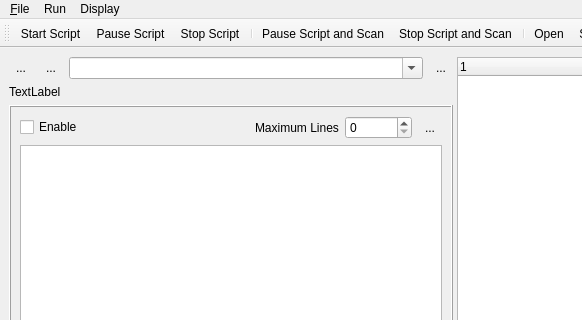
Old version of the form ui/Scripting.ui in the repository MonroeQuantumNetworks/IonControl; both pictures show x 0 to 582 and y 0 to 320 of the 823 by 688 pixel window.
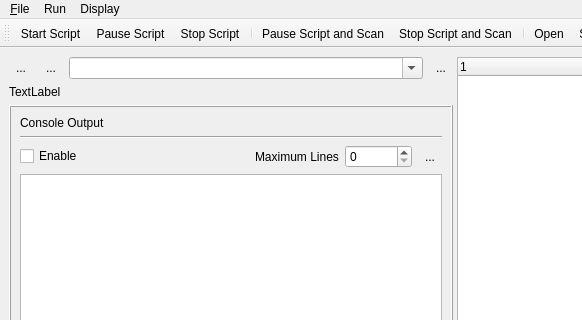
New version of the form. Icons and pictures are not drawn.

```diff
--- a/ui/Scripting.ui
+++ b/ui/Scripting.ui
@@ -127,6 +127,20 @@
             <enum>QFrame::Raised</enum>
            </property>
            <layout class="QVBoxLayout" name="verticalLayout_5">
+            <item>
+             <widget class="QLabel" name="label">
+              <property name="text">
+               <string>Console Output</string>
+              </property>
+             </widget>
+            </item>
+            <item>
+             <widget class="Line" name="line">
+              <property name="orientation">
+               <enum>Qt::Horizontal</enum>
+              </property>
+             </widget>
+            </item>
             <item>
              <layout class="QHBoxLayout" name="horizontalLayout">
               <item>
```
